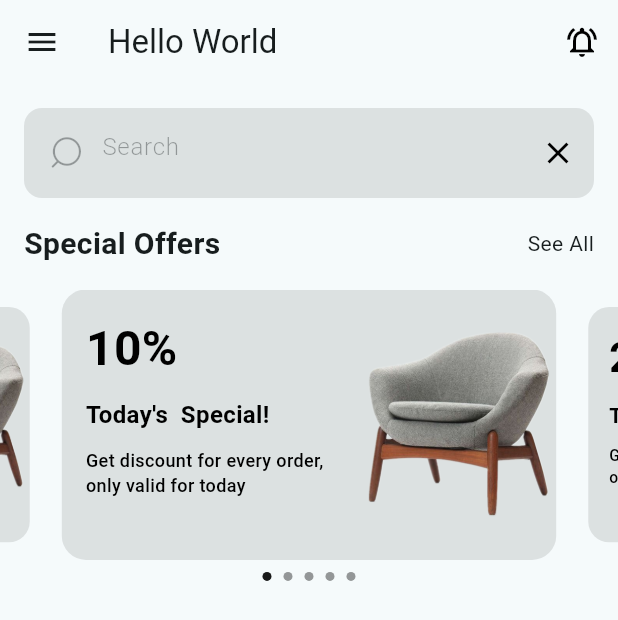
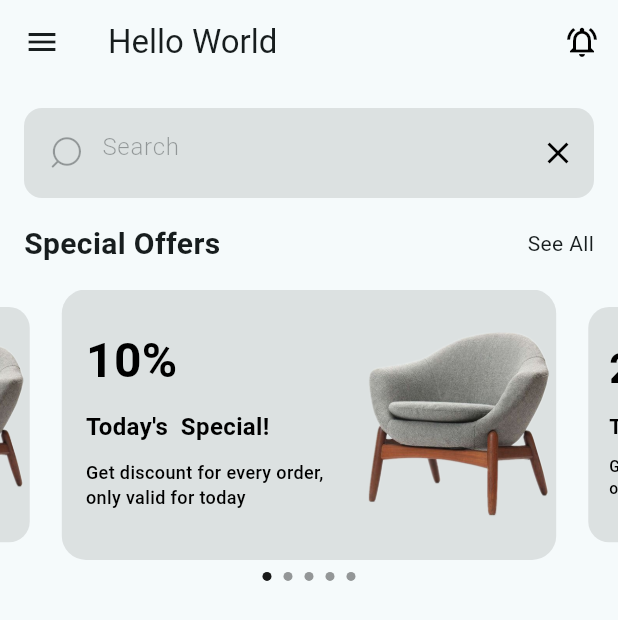
Before and after one commit to roshansharma824/furniture_wala, a Flutter app: the HomeScreen screen opened directly, on a phone screen of 412 x 824 dp. Shown: the top 620 px of the screen. Run offline on Flutter 3.47's test engine with Material 2 defaults, Android fonts, the light colour scheme and no system bars; drawn by our look-alikes of carousel_slider; our stand-ins replace flutter_otp_text_field; network calls fail.

Commit message:
padding fixing

```diff
--- a/lib/screens/home_screen.dart
+++ b/lib/screens/home_screen.dart
@@ -113,7 +113,7 @@ class _HomeScreenState extends State<HomeScreen> {
                       ),
                       child: Padding(
                           padding: const EdgeInsetsDirectional.fromSTEB(
-                              16, 16, 140, 0),
+                              16, 24, 140, 0),
                           child: Column(
                             crossAxisAlignment: CrossAxisAlignment.start,
                             children: [
@@ -140,6 +140,7 @@ class _HomeScreenState extends State<HomeScreen> {
                               ),
                               const Text(
                                 'Get discount for every order, only valid for today',
+                                maxLines: 2,
                                 style: TextStyle(
                                     fontSize: 12.0,
                                     color: Colors.black,
@@ -160,8 +161,8 @@ class _HomeScreenState extends State<HomeScreen> {
                   child: Container(
                     width: 6.0,
                     height: 6.0,
-                    margin:
-                        EdgeInsets.symmetric(vertical: 8.0, horizontal: 4.0),
+                    margin: const EdgeInsets.symmetric(
+                        vertical: 8.0, horizontal: 4.0),
                     decoration: BoxDecoration(
                         shape: BoxShape.circle,
                         color: (Theme.of(context).brightness == Brightness.dark
```
